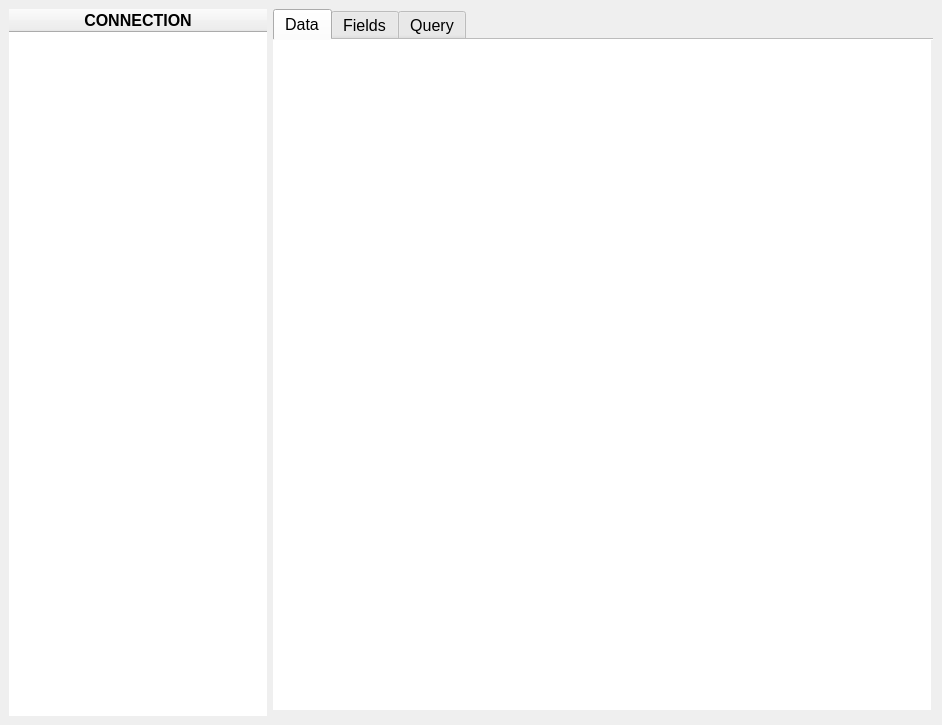
Old version of the form MYQT_Application/assets/UI/Layout/MainWindow.ui in the repository fer-moreira/MYQT.
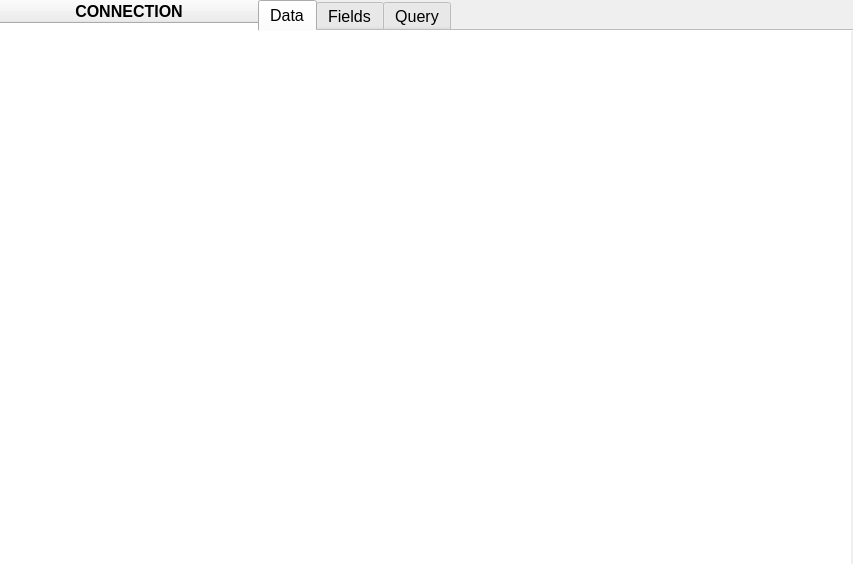
New version of the form. The open tabs and pages were chosen to show the change.

What changed in the file:
```diff
--- a/MYQT_Application/assets/UI/Layout/MainWindow.ui
+++ b/MYQT_Application/assets/UI/Layout/MainWindow.ui
@@ -9,8 +9,8 @@
    <rect>
     <x>0</x>
     <y>0</y>
-    <width>942</width>
-    <height>725</height>
+    <width>853</width>
+    <height>564</height>
    </rect>
   </property>
   <property name="sizePolicy">
@@ -54,6 +54,21 @@
   </property>
   <widget class="QWidget" name="centralwidget">
    <layout class="QGridLayout" name="gridLayout">
+    <property name="leftMargin">
+     <number>0</number>
+    </property>
+    <property name="topMargin">
+     <number>0</number>
+    </property>
+    <property name="rightMargin">
+     <number>0</number>
+    </property>
+    <property name="bottomMargin">
+     <number>0</number>
+    </property>
+    <property name="spacing">
+     <number>0</number>
+    </property>
     <item row="0" column="0" rowspan="2">
      <widget class="QTreeWidget" name="tables_out">
       <property name="minimumSize">
@@ -256,8 +271,11 @@
           <property name="lineWidth">
            <number>1</number>
           </property>
+          <property name="horizontalScrollBarPolicy">
+           <enum>Qt::ScrollBarAsNeeded</enum>
+          </property>
           <property name="sizeAdjustPolicy">
-           <enum>QAbstractScrollArea::AdjustToContents</enum>
+           <enum>QAbstractScrollArea::AdjustIgnored</enum>
           </property>
           <property name="editTriggers">
            <set>QAbstractItemView::NoEditTriggers</set>
@@ -281,7 +299,7 @@
            <enum>Qt::SolidLine</enum>
           </property>
           <property name="sortingEnabled">
-           <bool>false</bool>
+           <bool>true</bool>
           </property>
           <property name="wordWrap">
            <bool>true</bool>
```
Left out of the diff: 14 changed lines with no effect on the pictures.
